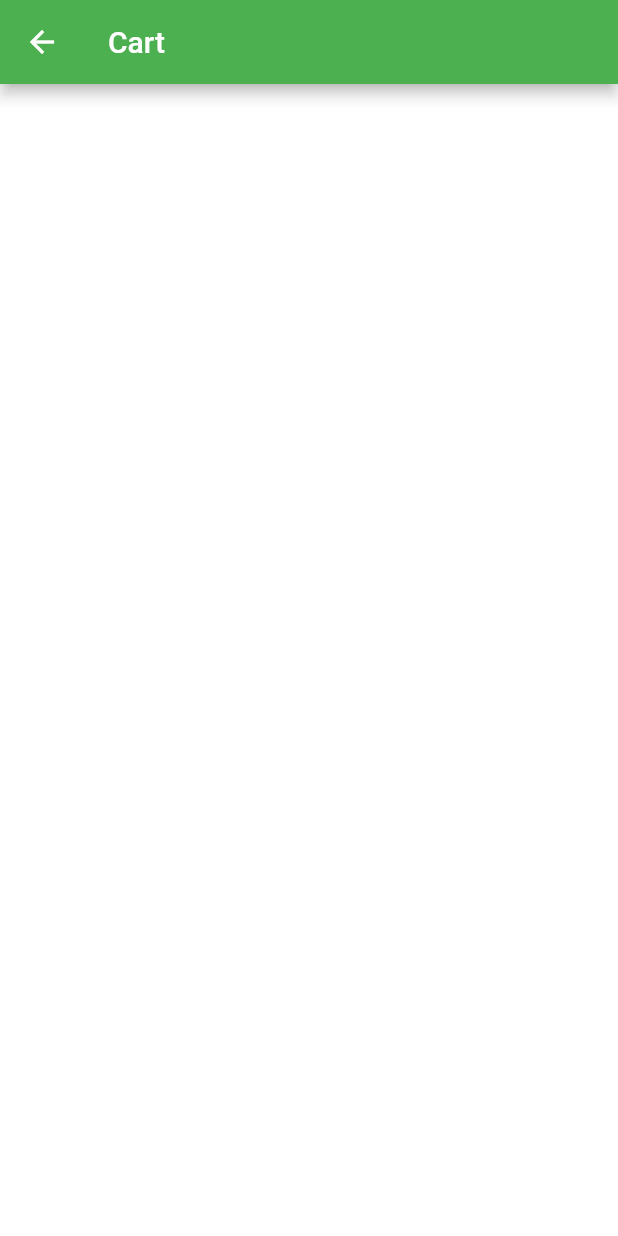
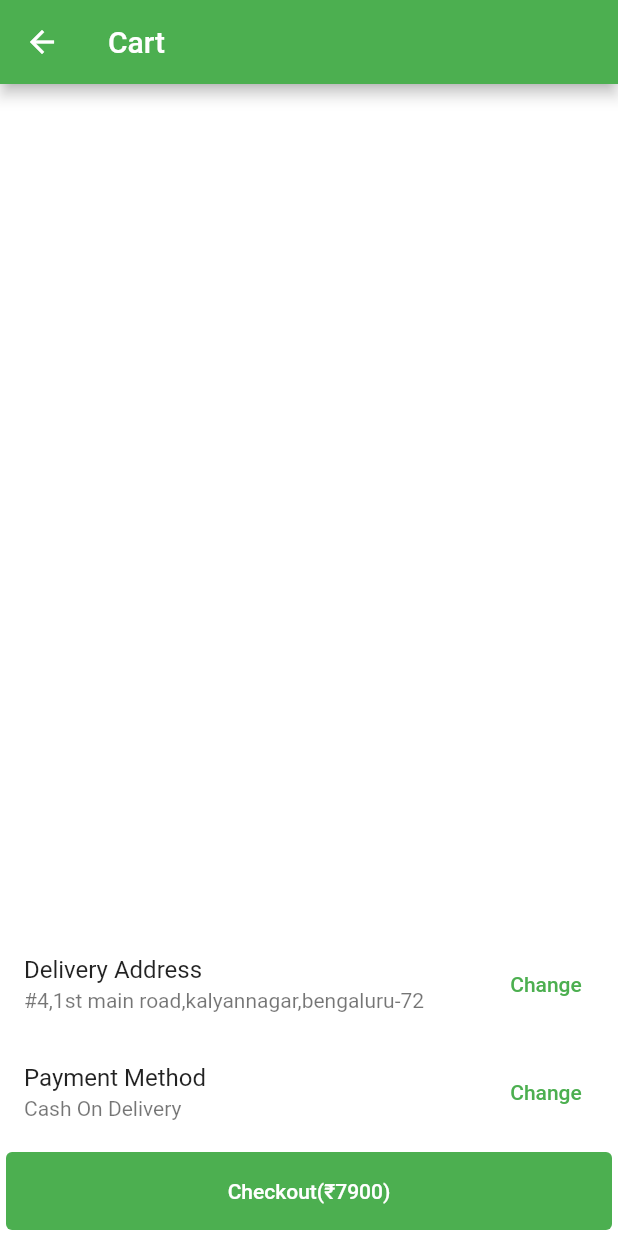
Before and after one commit to Jashwanth-Gowda-R/flutter-Grocery-App, a Flutter app: the CartPage screen opened directly, on a phone screen of 412 x 824 dp. Run offline on Flutter 3.47's test engine with Material 2 defaults, Android fonts, the phone set to English and light mode, and no system bars; our stand-ins replace carousel_slider, get.

Commit message:
added basic cart design

```diff
--- a/grocery_user_app/lib/screens/cart.dart
+++ b/grocery_user_app/lib/screens/cart.dart
@@ -1,4 +1,4 @@
-// ignore_for_file: prefer_const_constructors
+// ignore_for_file: prefer_const_constructors, avoid_unnecessary_containers, prefer_const_literals_to_create_immutables
 
 import 'package:flutter/material.dart';
 
@@ -11,6 +11,48 @@ class CartPage extends StatelessWidget {
       appBar: AppBar(
         title: Text('Cart'),
       ),
+      body: Container(
+        child: Column(
+          children: [
+            Expanded(
+              child: Container(),
+            ),
+            ListTile(
+              title: Text('Delivery Address'),
+              subtitle: Text('#4,1st main road,kalyannagar,bengaluru-72'),
+              trailing: TextButton(
+                  onPressed: () {},
+                  child: Text('Change',
+                      style: TextStyle(
+                        color: Colors.green,
+                      ))),
+            ),
+            ListTile(
+              title: Text('Payment Method'),
+              subtitle: Text('Cash On Delivery'),
+              trailing: TextButton(
+                  onPressed: () {},
+                  child: Text('Change',
+                      style: TextStyle(
+                        color: Colors.green,
+                      ))),
+            ),
+            Container(
+              child: ElevatedButton(
+                style: ElevatedButton.styleFrom(elevation: 0),
+                onPressed: () {},
+                child: Text('Checkout(₹7900)',
+                    style: TextStyle(
+                      color: Colors.white,
+                    )),
+              ),
+              padding: EdgeInsets.all(4),
+              height: 60,
+              width: double.infinity,
+            ),
+          ],
+        ),
+      ),
     );
   }
 }
```
